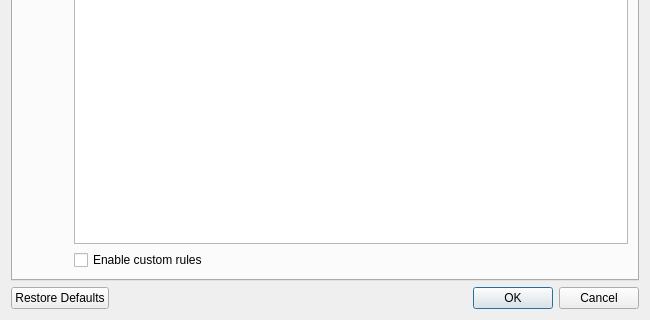
Before: the Qt Designer form src/ui/WebsitePreferencesDialog.ui in OtterBrowser/otter-browser, drawn with Qt 5; both pictures show x 0 to 650 and y 180 to 500 of the 650 by 500 pixel window.
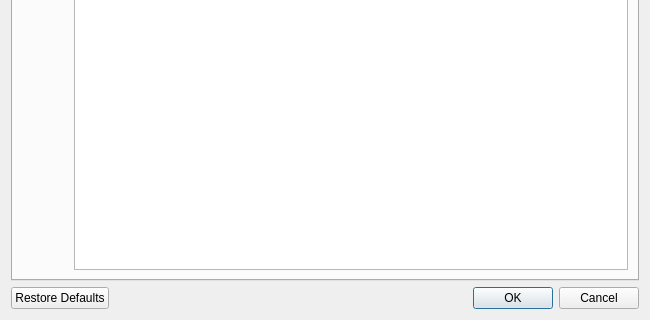
After: the same form once the commit is applied. The open tabs and pages were chosen to show the change. Custom widgets are drawn as their Qt base class.

Commit message: Treat custom profile as ordinary one

```diff
--- a/src/ui/WebsitePreferencesDialog.ui
+++ b/src/ui/WebsitePreferencesDialog.ui
@@ -868,13 +868,6 @@
          </property>
         </widget>
        </item>
-       <item row="4" column="1">
-        <widget class="QCheckBox" name="enableCustomRulesCheckBox">
-         <property name="text">
-          <string>Enable custom rules</string>
-         </property>
-        </widget>
-       </item>
       </layout>
      </widget>
     </widget>
```
Left out of the diff: 15 changed lines with no effect on the pictures. The commit also changes 7 other files.
